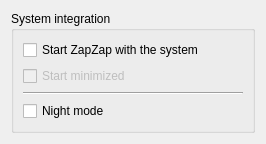
Before: the Qt Designer form zapzap/view/settings_system.ui in rafatosta/zapzap, drawn with Qt 5.
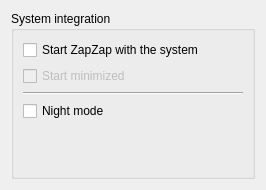
After: the same form once the commit is applied.

The edit to the form file:
```diff
--- a/zapzap/view/settings_system.ui
+++ b/zapzap/view/settings_system.ui
@@ -7,7 +7,7 @@
     <x>0</x>
     <y>0</y>
     <width>266</width>
-    <height>144</height>
+    <height>190</height>
    </rect>
   </property>
   <property name="windowTitle">
@@ -51,6 +51,19 @@
         </property>
        </widget>
       </item>
+      <item>
+       <spacer name="verticalSpacer">
+        <property name="orientation">
+         <enum>Qt::Vertical</enum>
+        </property>
+        <property name="sizeHint" stdset="0">
+         <size>
+          <width>20</width>
+          <height>40</height>
+         </size>
+        </property>
+       </spacer>
+      </item>
      </layout>
     </widget>
    </item>
```
